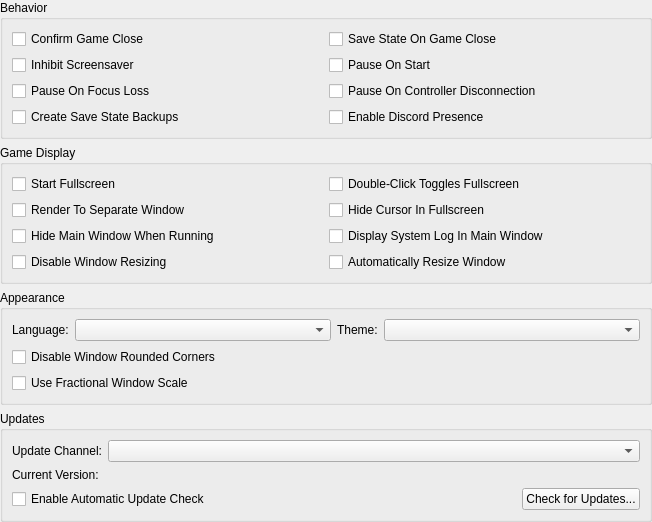
First picture: the form in src/duckstation-qt/interfacesettingswidget.ui, repository stenzek/duckstation, before the edit.
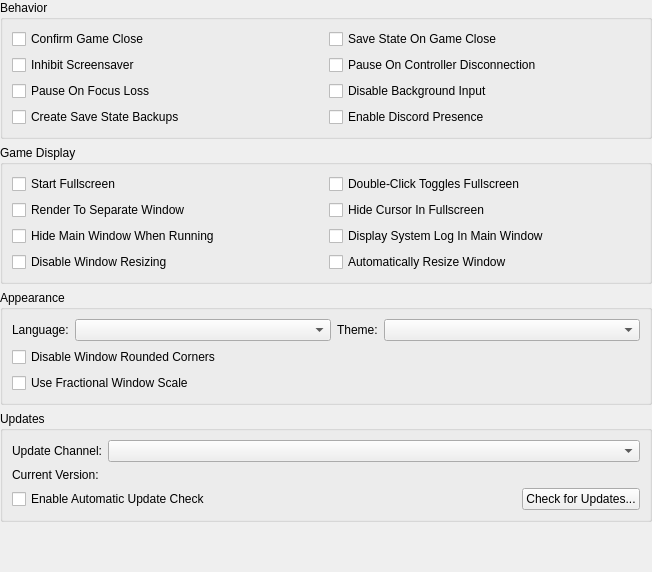
Second picture: the form after the edit.

Commit message:
InputManager: Add 'Disable Background Input' option
Ignores controller input when application is not in the foreground.

```diff
--- a/src/duckstation-qt/interfacesettingswidget.ui
+++ b/src/duckstation-qt/interfacesettingswidget.ui
@@ -7,7 +7,7 @@
     <x>0</x>
     <y>0</y>
     <width>652</width>
-    <height>490</height>
+    <height>572</height>
    </rect>
   </property>
   <layout class="QVBoxLayout" name="verticalLayout">
@@ -50,13 +50,6 @@
         </property>
        </widget>
       </item>
-      <item row="1" column="1">
-       <widget class="QCheckBox" name="pauseOnStart">
-        <property name="text">
-         <string>Pause On Start</string>
-        </property>
-       </widget>
-      </item>
       <item row="2" column="0">
        <widget class="QCheckBox" name="pauseOnFocusLoss">
         <property name="text">
@@ -64,13 +57,6 @@
         </property>
        </widget>
       </item>
-      <item row="2" column="1">
-       <widget class="QCheckBox" name="pauseOnControllerDisconnection">
-        <property name="text">
-         <string>Pause On Controller Disconnection</string>
-        </property>
-       </widget>
-      </item>
       <item row="3" column="0">
        <widget class="QCheckBox" name="createSaveStateBackups">
         <property name="text">
@@ -85,6 +71,20 @@
         </property>
        </widget>
       </item>
+      <item row="1" column="1">
+       <widget class="QCheckBox" name="pauseOnControllerDisconnection">
+        <property name="text">
+         <string>Pause On Controller Disconnection</string>
+        </property>
+       </widget>
+      </item>
+      <item row="2" column="1">
+       <widget class="QCheckBox" name="disableBackgroundInput">
+        <property name="text">
+         <string>Disable Background Input</string>
+        </property>
+       </widget>
+      </item>
      </layout>
     </widget>
    </item>
```
The commit also changes 13 other files.
